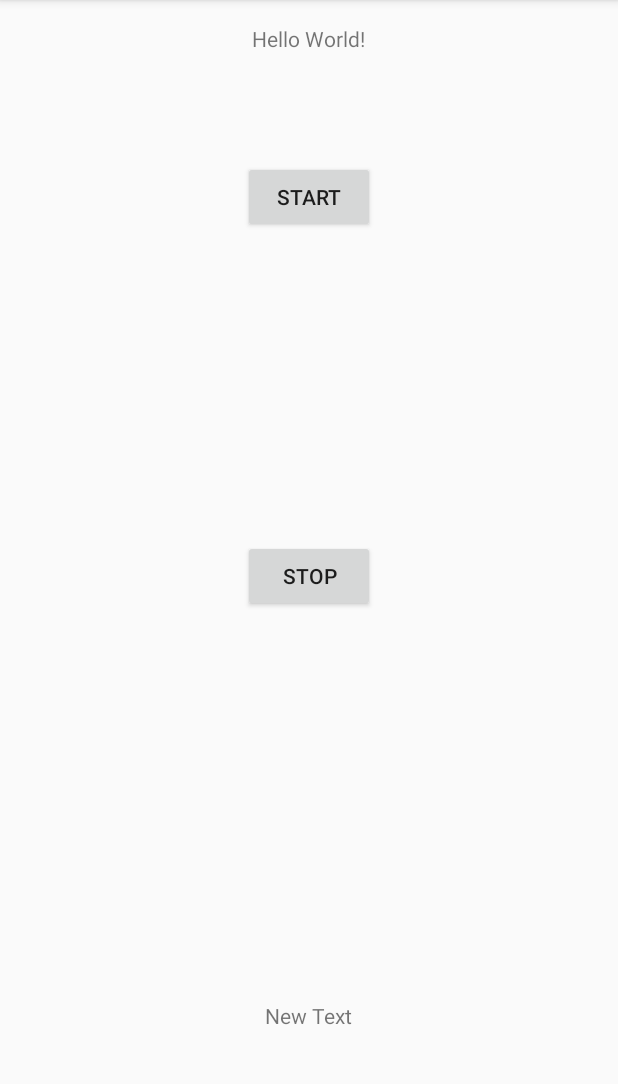
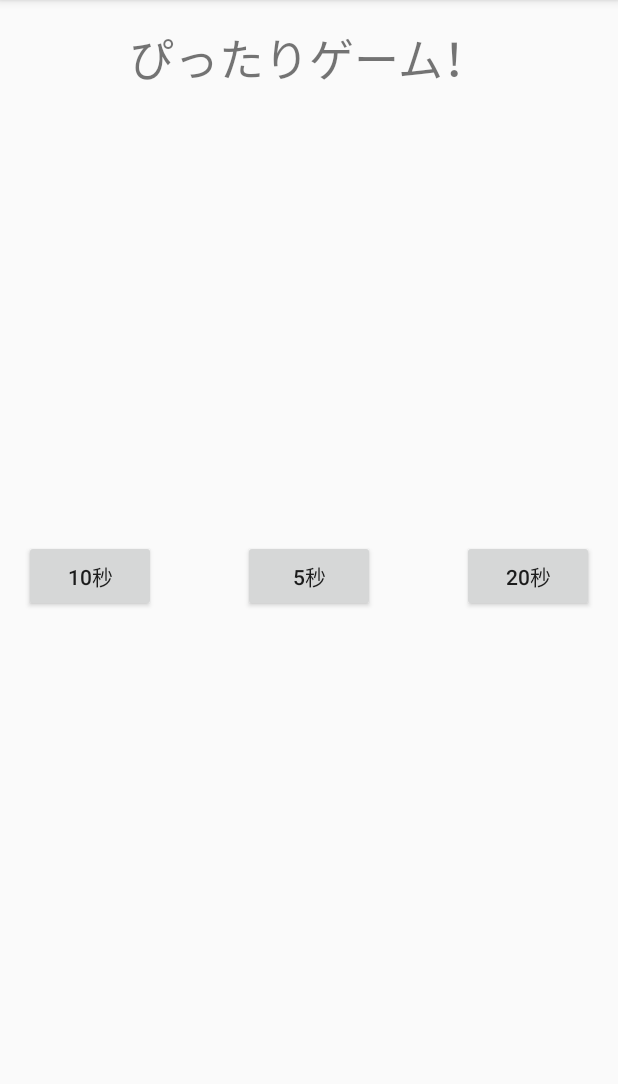
Before and after one commit to touyou/AndroidSchoolProjects, an Android app: the screen it shows after launch (MainActivity before the commit, StartActivity after it), on a phone screen of 412 x 824 dp, the part 84-1168 px from its top. Run offline under Robolectric (Android 15) with nearby library versions, the phone set to English and light mode, and no system bars.

Commit message:
PittariTime 2

```diff
--- a/PittariTime/app/src/main/AndroidManifest.xml
+++ b/PittariTime/app/src/main/AndroidManifest.xml
@@ -8,13 +8,15 @@
             android:label="@string/app_name"
             android:supportsRtl="true"
             android:theme="@style/AppTheme">
-        <activity android:name=".MainActivity">
+        <activity android:name=".StartActivity">
             <intent-filter>
                 <action android:name="android.intent.action.MAIN"/>
 
                 <category android:name="android.intent.category.LAUNCHER"/>
             </intent-filter>
         </activity>
+        <activity android:name=".MainActivity">
+        </activity>
     </application>
 
 </manifest>
--- /dev/null
+++ b/PittariTime/app/src/main/java/com/dev/touyou/pittaritime/StartActivity.java
@@ -0,0 +1,33 @@
+package com.dev.touyou.pittaritime;
+
+import android.content.Intent;
+import android.support.v7.app.AppCompatActivity;
+import android.os.Bundle;
+import android.view.View;
+
+public class StartActivity extends AppCompatActivity {
+
+    @Override
+    protected void onCreate(Bundle savedInstanceState) {
+        super.onCreate(savedInstanceState);
+        setContentView(R.layout.activity_start);
+    }
+
+    public void button(View v) {
+        Intent intent = new Intent(this, MainActivity.class);
+        intent.putExtra("minutes", 10);
+        startActivity(intent);
+    }
+
+    public void button2(View v) {
+        Intent intent = new Intent(this, MainActivity.class);
+        intent.putExtra("minutes", 5);
+        startActivity(intent);
+    }
+
+    public void button3(View v) {
+        Intent intent = new Intent(this, MainActivity.class);
+        intent.putExtra("minutes", 20);
+        startActivity(intent);
+    }
+}
--- /dev/null
+++ b/PittariTime/app/src/main/res/layout/activity_start.xml
@@ -0,0 +1,39 @@
+<?xml version="1.0" encoding="utf-8"?>
+<RelativeLayout
+        xmlns:android="http://schemas.android.com/apk/res/android"
+        xmlns:tools="http://schemas.android.com/tools"
+        android:layout_width="match_parent"
+        android:layout_height="match_parent"
+        android:paddingLeft="@dimen/activity_horizontal_margin"
+        android:paddingRight="@dimen/activity_horizontal_margin"
+        android:paddingTop="@dimen/activity_vertical_margin"
+        android:paddingBottom="@dimen/activity_vertical_margin"
+        tools:context="com.dev.touyou.pittaritime.StartActivity">
+
+    <Button
+            android:layout_width="wrap_content"
+            android:layout_height="wrap_content"
+            android:text="10秒"
+            android:id="@+id/button3"
+            android:layout_alignTop="@+id/button4" android:layout_alignParentLeft="true"
+            android:layout_alignParentStart="true"/>
+    <TextView
+            android:layout_width="wrap_content"
+            android:layout_height="wrap_content"
+            android:text="ぴったりゲーム！"
+            android:id="@+id/textView3" android:layout_alignParentTop="true" android:layout_centerHorizontal="true"
+            android:textSize="30sp" android:onClick="button"/>
+    <Button
+            android:layout_width="wrap_content"
+            android:layout_height="wrap_content"
+            android:text="5秒"
+            android:id="@+id/button4"
+            android:layout_centerVertical="true" android:layout_centerHorizontal="true"/>
+    <Button
+            android:layout_width="wrap_content"
+            android:layout_height="wrap_content"
+            android:text="20秒"
+            android:id="@+id/button5"
+            android:layout_alignTop="@+id/button4" android:layout_alignParentRight="true"
+            android:layout_alignParentEnd="true"/>
+</RelativeLayout>
```
Also changed, not shown: PittariTime/app/src/main/java/com/dev/touyou/pittaritime/MainActivity.java (+23 -2 lines).
